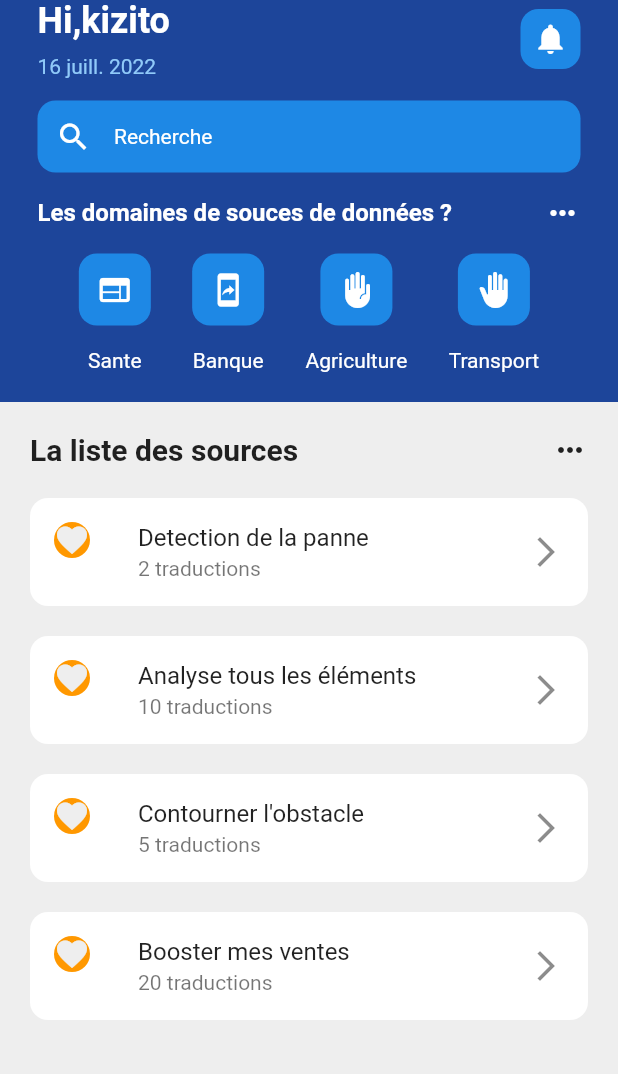
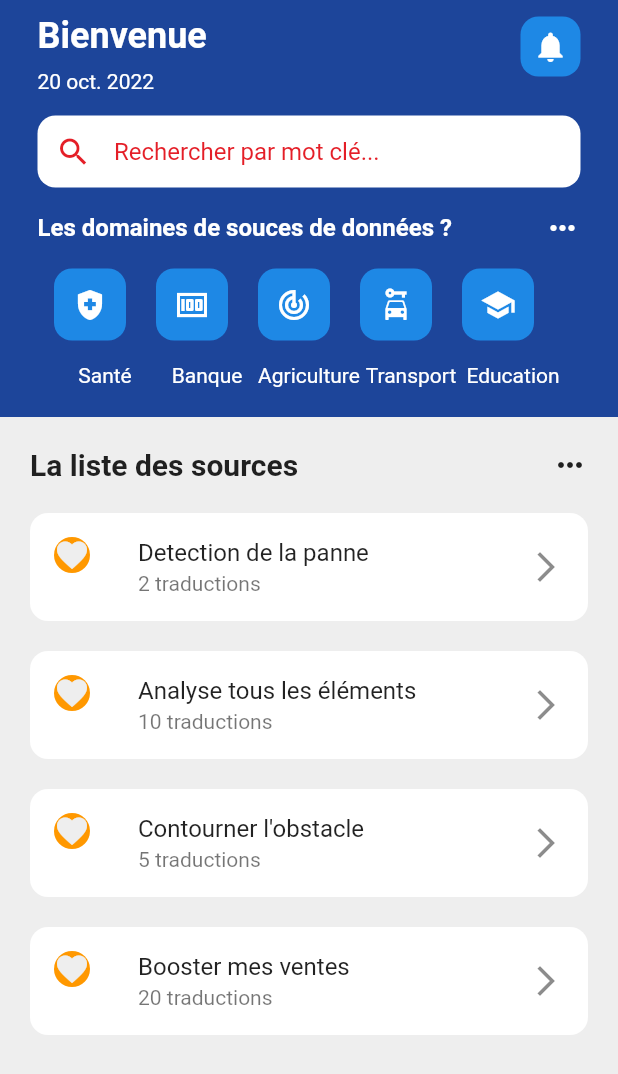
Before and after one commit to openburkina/langtech-moore, a Flutter app: the Home screen opened directly, on a phone screen of 412 x 824 dp. Shown: the top 1074 px of the screen. Run offline on Flutter 3.47's test engine with Material 2 defaults, Android fonts, the phone set to English and light mode, and no system bars; our stand-ins replace convex_bottom_bar, delayed_display, flutter_spinkit, fluttertoast, google_fonts, introduction_screen and 1 more; accounts and stored records are empty.

Commit message:
Start design homePage

```diff
--- a/lib/widgets/home/home.dart
+++ b/lib/pages/homePage/home.dart
@@ -1,7 +1,15 @@
+import 'dart:convert';
+
 import 'package:flutter/material.dart';
+import 'package:langtech_moore_mobile/config/sharedPreferences/sharedPrefConfig.dart';
+import 'package:langtech_moore_mobile/config/sharedPreferences/sharedPrefKeys.dart';
+import 'package:langtech_moore_mobile/models/user.dart';
+import 'package:langtech_moore_mobile/widgets/home/search_section.dart';
+import 'package:langtech_moore_mobile/widgets/home/top_home.dart';
+import 'package:langtech_moore_mobile/widgets/shared/category.dart';
 
 import '../../constants/colors.dart';
-import 'emoticone.dart';
+import '../../widgets/home/emoticone.dart';
 
 class Home extends StatefulWidget {
   const Home({Key? key}) : super(key: key);
@@ -10,6 +18,22 @@ class Home extends StatefulWidget {
 }
 
 class _HomePageState extends State<Home> {
+  late User currentUser = new User();
+
+  void _getCurrentUserInfos() {
+    SharedPrefConfig.getStringData(SharePrefKeys.USER_INFOS).then((value) {
+      setState(() {
+        currentUser = User.fromJson(jsonDecode(value)['utilisateur']);
+      });
+    });
+  }
+
+  @override
+  void initState() {
+    _getCurrentUserInfos();
+    super.initState();
+  }
+
   @override
   Widget build(BuildContext context) {
     return Scaffold(
@@ -20,55 +44,11 @@ class _HomePageState extends State<Home> {
             Padding(
               padding: const EdgeInsets.symmetric(horizontal: 25.0),
               child: Column(children: [
-                Row(
-                  mainAxisAlignment: MainAxisAlignment.spaceBetween,
-                  children: [
-                    Column(
-                      crossAxisAlignment: CrossAxisAlignment.start,
-                      children: [
-                        Text("Hi,kizito",
-                            style: TextStyle(
-                                color: Colors.white,
-                                fontSize: 24,
-                                fontWeight: FontWeight.bold)),
-                        SizedBox(height: 8),
-                        Text("16 juill. 2022",
-                            style: TextStyle(color: Colors.blue[200]))
-                      ],
-                    ),
-                    Container(
-                      decoration: BoxDecoration(
-                          color: Colors.blue[600],
-                          borderRadius: BorderRadius.circular(12)),
-                      child: Icon(Icons.notifications, color: Colors.white),
-                      padding: const EdgeInsets.all(8),
-                    )
-                  ],
-                ),
+                TopHome(),
                 SizedBox(
                   height: 15,
                 ),
-                Container(
-                  decoration: BoxDecoration(
-                      color: Colors.blue[600],
-                      borderRadius: BorderRadius.circular(12)),
-                  padding: EdgeInsets.all(12),
-                  child: Row(
-                    children: [
-                      Icon(
-                        Icons.search,
-                        color: Colors.white,
-                      ),
-                      SizedBox(
-                        width: 15,
-                      ),
-                      Text(
-                        "Recherche",
-                        style: TextStyle(color: Colors.white),
-                      )
-                    ],
-                  ),
-                ),
+                SearchSection(),
                 SizedBox(
                   height: 15,
                 ),
@@ -91,58 +71,33 @@ class _HomePageState extends State<Home> {
                 SizedBox(
                   height: 15,
                 ),
-                Row(
-                  mainAxisAlignment: MainAxisAlignment.spaceEvenly,
-                  children: [
-                    Column(
-                      children: [
-                        Emoticone(iconData: Icons.web),
-                        SizedBox(
-                          height: 15,
-                        ),
-                        Text(
-                          'Sante',
-                          style: TextStyle(color: Colors.white),
-                        )
-                      ],
-                    ),
-                    Column(
-                      children: [
-                        Emoticone(iconData: Icons.mobile_screen_share),
-                        SizedBox(
-                          height: 15,
-                        ),
-                        Text(
-                          'Banque',
-                          style: TextStyle(color: Colors.white),
-                        )
-                      ],
-                    ),
-                    Column(
-                      children: [
-                        Emoticone(iconData: Icons.front_hand),
-                        SizedBox(
-                          height: 15,
-                        ),
-                        Text(
-                          'Agriculture',
-                          style: TextStyle(color: Colors.white),
-                        )
-                      ],
-                    ),
-                    Column(
-                      children: [
-                        Emoticone(iconData: Icons.back_hand),
-                        SizedBox(
-                          height: 15,
-                        ),
-                        Text(
-                          'Transport',
-                          style: TextStyle(color: Colors.white),
-                        )
-                      ],
-                    ),
-                  ],
+                SingleChildScrollView(
+                  scrollDirection: Axis.horizontal,
+                  child: Row(
+                    // mainAxisAlignment: MainAxisAlignment.spaceEvenly,
+                    children: [
+                      Category(
+                        icon: Icons.health_and_safety,
+                        title: 'Santé',
+                      ),
+                      Category(
+                        icon: Icons.money,
+                        title: 'Banque',
+                      ),
+                      Category(
+                        icon: Icons.track_changes,
+                        title: 'Agriculture',
+                      ),
+                      Category(
+                        icon: Icons.car_rental,
+                        title: 'Transport',
+                      ),
+                      Category(
+                        icon: Icons.school,
+                        title: 'Education',
+                      ),
+                    ],
+                  ),
                 ),
               ]),
             ),
--- /dev/null
+++ b/lib/widgets/home/search_section.dart
@@ -0,0 +1,36 @@
+import 'package:flutter/material.dart';
+import 'package:langtech_moore_mobile/constants/colors.dart';
+
+class SearchSection extends StatelessWidget {
+  const SearchSection({super.key});
+
+  @override
+  Widget build(BuildContext context) {
+    return Container(
+      decoration: BoxDecoration(
+        color: kWhite,
+        borderRadius: BorderRadius.circular(12),
+      ),
+      padding: EdgeInsets.all(12),
+      child: Row(
+        children: [
+          Icon(
+            Icons.search,
+            color: kRed,
+          ),
+          SizedBox(
+            width: 15,
+          ),
+          Text(
+            "Rechercher par mot clé...",
+            style: TextStyle(
+              color: kRed,
+              fontSize: 16,
+              fontWeight: FontWeight.w400,
+            ),
+          )
+        ],
+      ),
+    );
+  }
+}
--- /dev/null
+++ b/lib/widgets/home/top_home.dart
@@ -0,0 +1,49 @@
+import 'package:flutter/material.dart';
+import 'package:langtech_moore_mobile/constants/colors.dart';
+
+class TopHome extends StatelessWidget {
+  const TopHome({super.key});
+
+  @override
+  Widget build(BuildContext context) {
+    return Row(
+      mainAxisAlignment: MainAxisAlignment.spaceBetween,
+      children: [
+        Column(
+          crossAxisAlignment: CrossAxisAlignment.start,
+          children: [
+            const SizedBox(
+              height: 10,
+            ),
+            Text(
+              "Bienvenue",
+              style: TextStyle(
+                color: kWhite,
+                fontSize: 24,
+                fontWeight: FontWeight.bold,
+              ),
+            ),
+            SizedBox(height: 8),
+            Text(
+              "20 oct. 2022",
+              style: TextStyle(
+                color: kWhite,
+              ),
+            )
+          ],
+        ),
+        Container(
+          decoration: BoxDecoration(
+            color: Colors.blue[600],
+            borderRadius: BorderRadius.circular(12),
+          ),
+          child: Icon(
+            Icons.notifications,
+            color: Colors.white,
+          ),
+          padding: const EdgeInsets.all(8),
+        )
+      ],
+    );
+  }
+}
--- /dev/null
+++ b/lib/widgets/shared/category.dart
@@ -0,0 +1,46 @@
+import 'package:flutter/material.dart';
+
+class Category extends StatelessWidget {
+  final IconData icon;
+  final String title;
+  const Category({
+    super.key,
+    required this.icon,
+    required this.title,
+  });
+
+  @override
+  Widget build(BuildContext context) {
+    return Column(
+      mainAxisAlignment: MainAxisAlignment.center,
+      crossAxisAlignment: CrossAxisAlignment.center,
+      children: [
+        Container(
+          decoration: BoxDecoration(
+            color: Colors.blue[600],
+            borderRadius: BorderRadius.circular(12),
+          ),
+          padding: EdgeInsets.all(12),
+          margin: const EdgeInsets.fromLTRB(0, 0, 20, 0),
+          child: Center(
+            child: Icon(
+              icon,
+              color: Colors.white,
+            ),
+          ),
+        ),
+        SizedBox(
+          height: 15,
+        ),
+        Center(
+          child: Text(
+            title,
+            style: TextStyle(
+              color: Colors.white,
+            ),
+          ),
+        ),
+      ],
+    );
+  }
+}
--- a/lib/widgets/shared/tabsItems.dart
+++ b/lib/widgets/shared/tabsItems.dart
@@ -1,6 +1,6 @@
 import 'package:flutter/material.dart';
 import 'package:langtech_moore_mobile/pages/profilPage/profil_page.dart';
-import 'package:langtech_moore_mobile/widgets/home/home.dart';
+import 'package:langtech_moore_mobile/pages/homePage/home.dart';
 
 const List<Widget> tabsItems = [
   Center(
```
